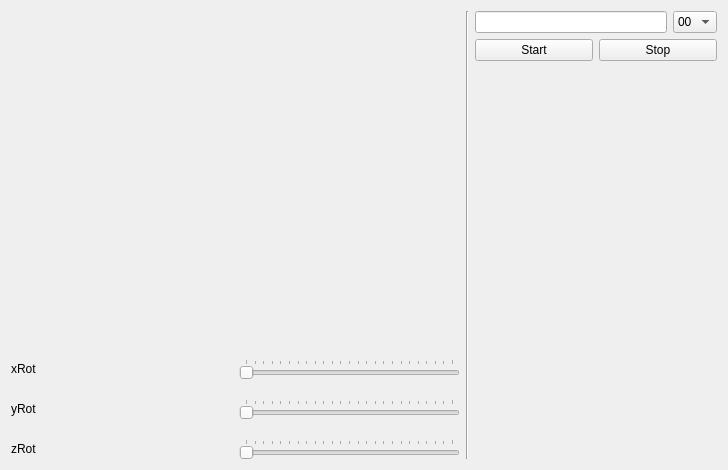
Above: src/window.ui from youngsikshin/kitti-player-lcm before the change. Below: the same form after it.
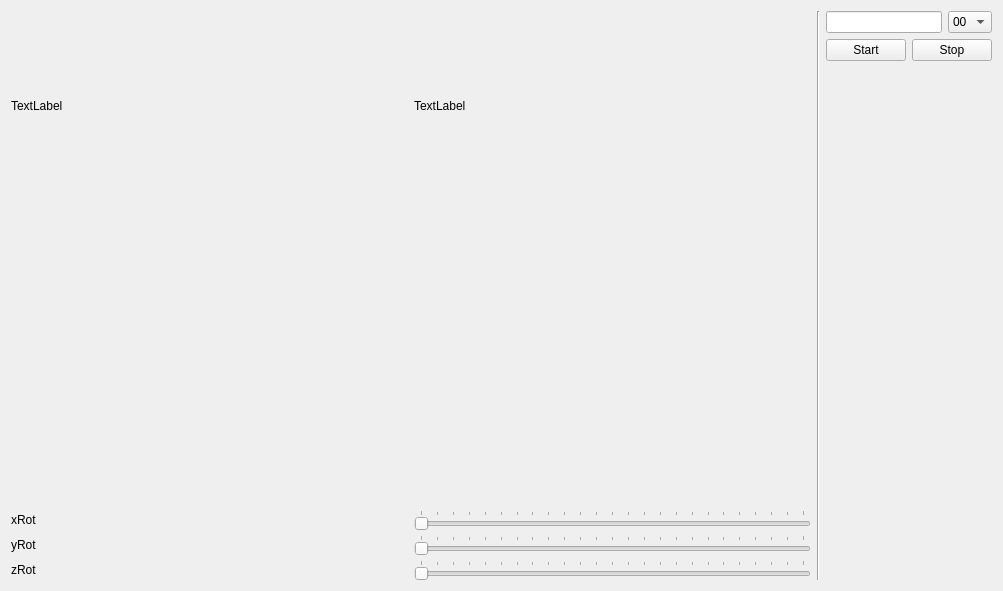
That is the form after the change. Custom widgets are drawn as their Qt base class.

Patch:
```diff
--- a/src/window.ui
+++ b/src/window.ui
@@ -6,8 +6,8 @@
    <rect>
     <x>0</x>
     <y>0</y>
-    <width>728</width>
-    <height>470</height>
+    <width>934</width>
+    <height>591</height>
    </rect>
   </property>
   <property name="windowTitle">
@@ -22,14 +22,32 @@
      <item>
       <layout class="QVBoxLayout" name="verticalLayout_2">
        <property name="spacing">
-        <number>20</number>
+        <number>5</number>
        </property>
+       <item>
+        <layout class="QHBoxLayout" name="horizontalLayout_8">
+         <item>
+          <widget class="QLabel" name="leftcamLabel">
+           <property name="text">
+            <string>TextLabel</string>
+           </property>
+          </widget>
+         </item>
+         <item>
+          <widget class="QLabel" name="rightcamLabel">
+           <property name="text">
+            <string>TextLabel</string>
+           </property>
+          </widget>
+         </item>
+        </layout>
+       </item>
        <item>
         <widget class="MyGLWidget" name="myGLWidget" native="true">
          <property name="minimumSize">
           <size>
-           <width>449</width>
-           <height>280</height>
+           <width>800</width>
+           <height>300</height>
           </size>
          </property>
         </widget>
@@ -155,6 +173,12 @@
      </item>
      <item>
       <widget class="Line" name="line">
+       <property name="sizePolicy">
+        <sizepolicy hsizetype="Fixed" vsizetype="Minimum">
+         <horstretch>0</horstretch>
+         <verstretch>0</verstretch>
+        </sizepolicy>
+       </property>
        <property name="orientation">
         <enum>Qt::Vertical</enum>
        </property>
```
Left out of the diff: 2 changed lines with no effect on the pictures.
